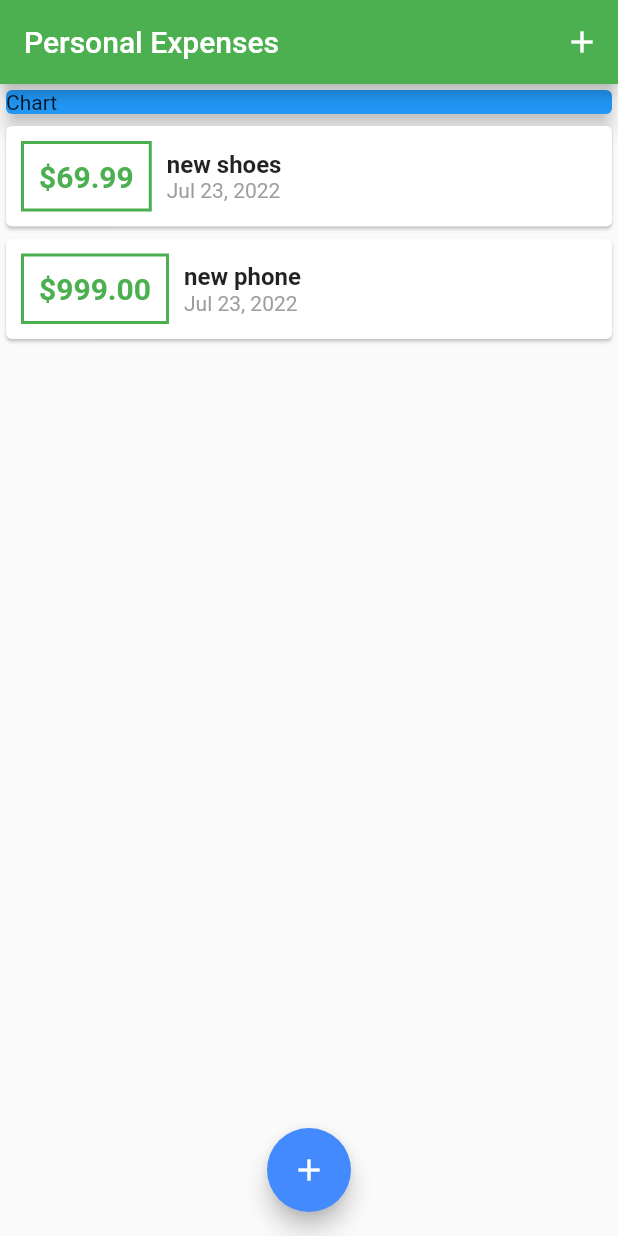
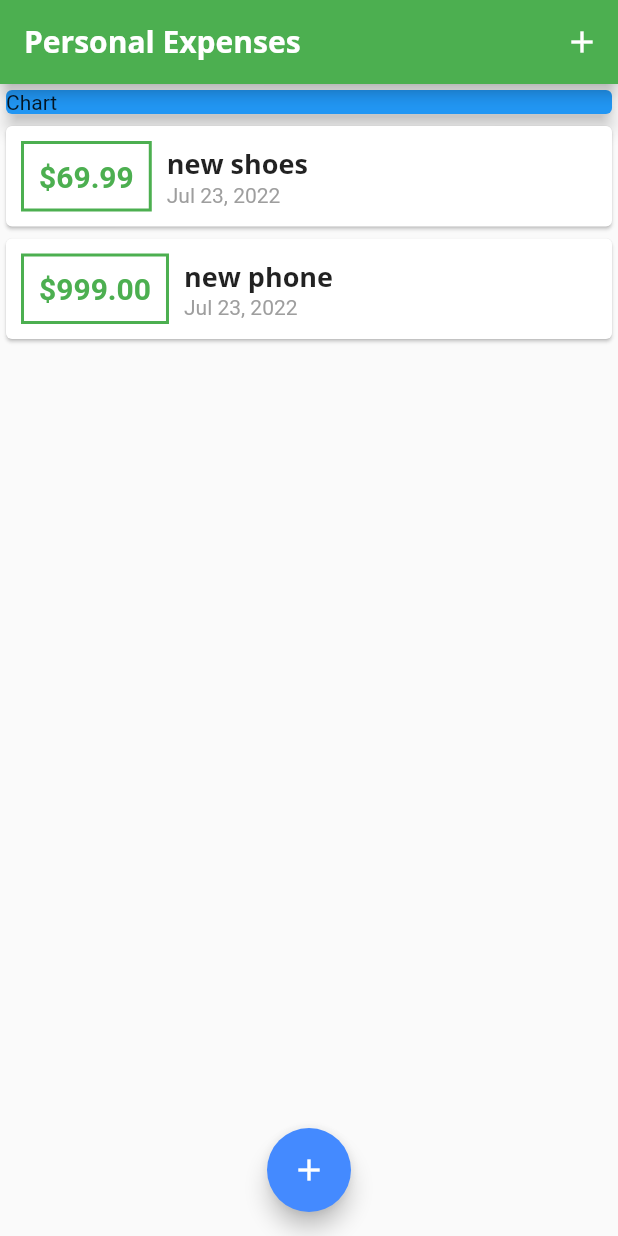
Before and after one commit to pamodaravihansa/Personal_Expenses_App, a Flutter app: the screen it shows after launch, on a phone screen of 412 x 824 dp. Run offline on Flutter 3.47's test engine with Material 2 defaults, Android fonts, the phone set to English and light mode, and no system bars.

Commit message:
text  themes

```diff
--- a/lib/main.dart
+++ b/lib/main.dart
@@ -20,6 +20,20 @@ class MyApp extends StatelessWidget {
       theme: ThemeData(
         primarySwatch: Colors.green,
         accentColor: Colors.blueAccent,
+        fontFamily: 'QuickSand',
+        textTheme: ThemeData.light().textTheme.copyWith(
+              headline6: TextStyle(
+                  fontFamily: 'OpenSans',
+                  fontSize: 18,
+                  fontWeight: FontWeight.bold),
+            ),
+        appBarTheme: AppBarTheme(
+          titleTextStyle: TextStyle(
+            fontFamily: 'OpenSans',
+            fontSize: 20,
+            fontWeight: FontWeight.bold,
+          ),
+        ),
       ),
       title: 'Personal Expenses',
       home: MyHomePage(),
--- a/lib/widgets/transaction_list.dart
+++ b/lib/widgets/transaction_list.dart
@@ -43,10 +43,7 @@ class TransactionList extends StatelessWidget {
                   children: [
                     Text(
                       transactions[index].title,
-                      style: TextStyle(
-                        fontWeight: FontWeight.bold,
-                        fontSize: 16,
-                      ),
+                      style: Theme.of(context).textTheme.headline6,
                     ),
                     Text(
                       DateFormat.yMMMd().format(transactions[index].date),
```
Also changed, not shown: pubspec.yaml (+13 -6 lines), assets/fonts/OpenSans-Bold.ttf (added), assets/fonts/OpenSans-Regular.ttf (added), assets/fonts/Quicksand-Bold.ttf (added), assets/fonts/Quicksand-Light.ttf (added), assets/fonts/Quicksand-Medium.ttf (added), assets/fonts/Quicksand-Regular.ttf (added).
